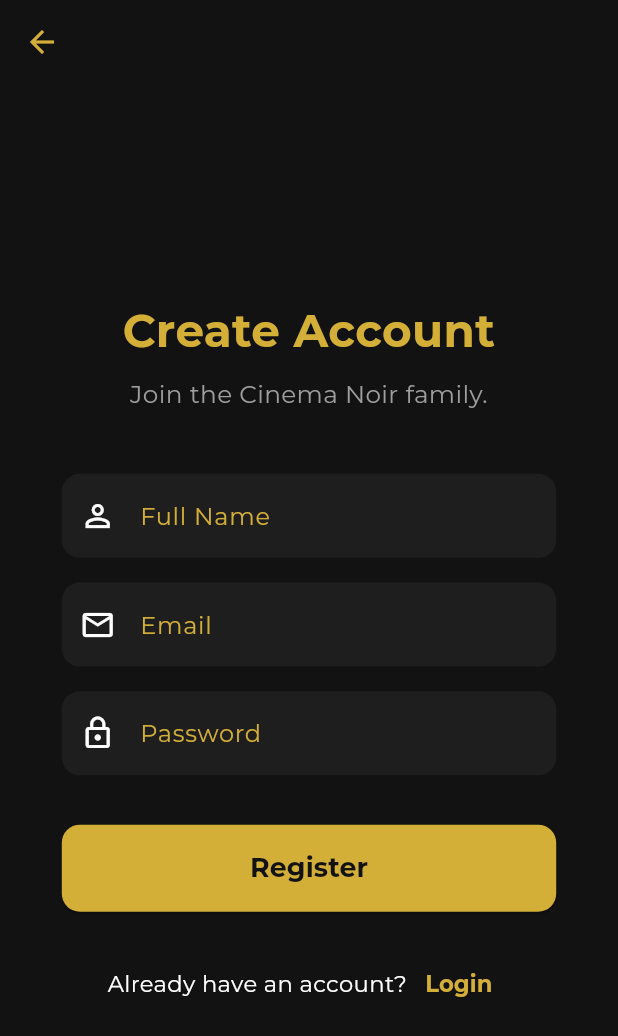
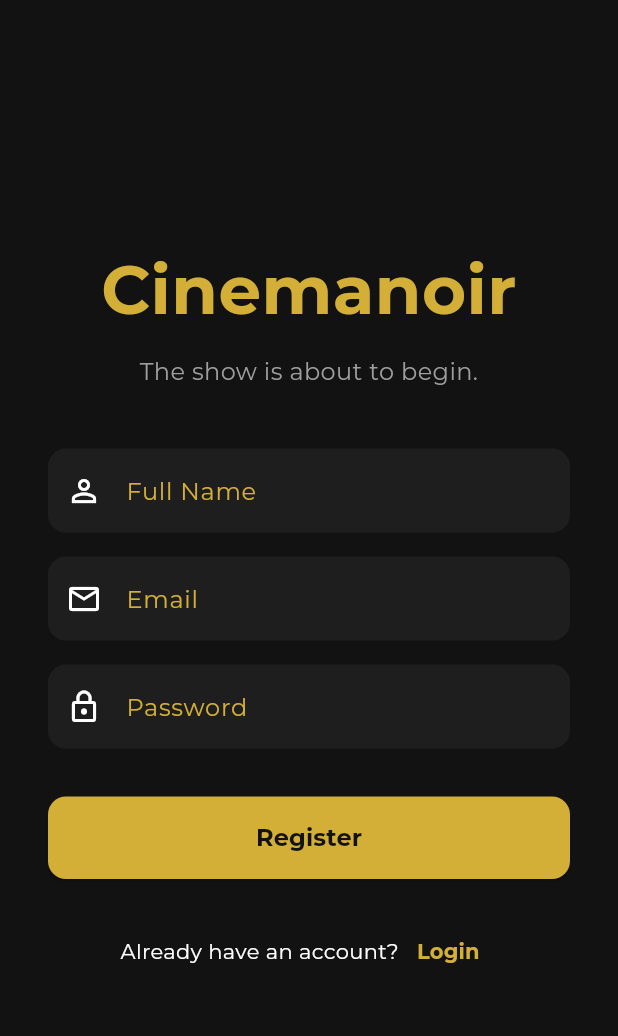
Before and after one commit to adalahruna/UAS-PBP-CINEMA-NOIR, a Flutter app: the screen it shows after launch, after a tap on "Login", after a tap on "Register Now", on a phone screen of 412 x 824 dp. Shown: the top 1036 px of the screen. Run offline on Flutter 3.47's test engine with Material 3 defaults, Android fonts, the phone set to English and light mode, and no system bars; our stand-ins replace animated_text_kit, bloc, cached_network_image, carousel_slider, cloud_firestore, dio and 8 more; missing offline and left inert: dart:html, dart:ui_web; accounts and stored records are empty.

Commit message:
lupa nambahin obscure text wak😅

```diff
--- a/lib/features/auth/presentation/pages/login_page.dart
+++ b/lib/features/auth/presentation/pages/login_page.dart
@@ -18,6 +18,20 @@
   final _emailController = TextEditingController();
   final _passwordController = TextEditingController();
   final _formKey = GlobalKey<FormState>();
+  bool _isPasswordObscured = true;
+  bool _showPasswordSuffix = false;
+
+  @override
+  void initState() {
+    super.initState();
+    _passwordController.addListener(() {
+      if (mounted) {
+        setState(() {
+          _showPasswordSuffix = _passwordController.text.isNotEmpty;
+        });
+      }
+    });
+  }
 
   @override
   void dispose() {
@@ -133,10 +147,24 @@
                     // --- PASSWORD FIELD ---
                     TextFormField(
                       controller: _passwordController,
-                      obscureText: true,
-                      decoration: const InputDecoration(
+                      obscureText: _isPasswordObscured,
+                      decoration: InputDecoration(
                         labelText: 'Password',
-                        prefixIcon: Icon(Icons.lock_outline),
+                        prefixIcon: const Icon(Icons.lock_outline),
+                        suffixIcon: _showPasswordSuffix
+                            ? IconButton(
+                                icon: Icon(
+                                  _isPasswordObscured
+                                      ? Icons.visibility_off_outlined
+                                      : Icons.visibility_outlined,
+                                ),
+                                onPressed: () {
+                                  setState(() {
+                                    _isPasswordObscured = !_isPasswordObscured;
+                                  });
+                                },
+                              )
+                            : null,
                       ),
                       validator: (value) {
                         if (value == null || value.isEmpty) {
--- a/lib/features/auth/presentation/pages/register_page.dart
+++ b/lib/features/auth/presentation/pages/register_page.dart
@@ -1,9 +1,8 @@
+// File: lib/features/auth/presentation/pages/register_page.dart
+
 import 'package:flutter/material.dart';
 import 'package:flutter_bloc/flutter_bloc.dart';
 import 'package:go_router/go_router.dart';
-import 'package:sizer/sizer.dart';
-
-// Import Cubit dan State
 import 'package:cinema_noir/features/auth/presentation/cubit/auth_cubit.dart';
 import 'package:cinema_noir/features/auth/presentation/cubit/auth_state.dart';
 import 'package:cinema_noir/core/constants/app_colors.dart';
@@ -18,8 +17,22 @@
 class _RegisterPageState extends State<RegisterPage> {
   final _emailController = TextEditingController();
   final _passwordController = TextEditingController();
-  final _nameController = TextEditingController(); // Field baru
+  final _nameController = TextEditingController();
   final _formKey = GlobalKey<FormState>();
+  bool _isPasswordObscured = true;
+  bool _showPasswordSuffix = false;
+
+  @override
+  void initState() {
+    super.initState();
+    _passwordController.addListener(() {
+      if (mounted) {
+        setState(() {
+          _showPasswordSuffix = _passwordController.text.isNotEmpty;
+        });
+      }
+    });
+  }
 
   @override
   void dispose() {
@@ -31,7 +44,6 @@
 
   void _register() {
     if (_formKey.currentState!.validate()) {
-      // Panggil fungsi register dari Cubit
       context.read<AuthCubit>().register(
             email: _emailController.text,
             password: _passwordController.text,
@@ -46,7 +58,6 @@
 
     return BlocListener<AuthCubit, AuthState>(
       listener: (context, state) {
-        // Logic listener ini SAMA PERSIS dengan LoginPage
         if (state is AuthLoading) {
           showDialog(
             context: context,
@@ -70,23 +81,21 @@
         }
 
         if (state is Authenticated) {
-          // GoRouter akan otomatis redirect ke Home,
-          // kita hanya perlu tutup dialog loading.
           if (ModalRoute.of(context)?.isCurrent != true) {
             Navigator.of(context, rootNavigator: true).pop();
           }
         }
       },
       child: Scaffold(
-        // Kita tambahkan AppBar agar bisa kembali ke Login
-        appBar: AppBar(
-          backgroundColor: Colors.transparent, // Transparan
-          elevation: 0,
-          iconTheme: IconThemeData(color: goldColor), // <-- INI YANG DIPERBAIKI
+        body: Center(
+          child: ConstrainedBox(
+            constraints: const BoxConstraints(
+              maxWidth: 500,
             ),
-        body: Center(
             child: SingleChildScrollView(
-            padding: EdgeInsets.symmetric(horizontal: 10.w),
+              padding: const EdgeInsets.symmetric(
+                horizontal: 32.0,
+              ),
               child: Form(
                 key: _formKey,
                 child: Column(
@@ -95,21 +104,22 @@
                   children: [
                     // --- JUDUL ---
                     Text(
-                    'Create Account',
+                      'Cinemanoir',
                       textAlign: TextAlign.center,
                       style: TextStyle(
-                      fontSize: 22.sp,
+                        fontSize: 45,
                         fontWeight: FontWeight.bold,
                         color: goldColor,
+                        height: 1.2,
                       ),
                     ),
-                  SizedBox(height: 1.h),
-                  Text(
-                    'Join the Cinema Noir family.',
+                    const SizedBox(height: 16.0),
+                    const Text(
+                      'The show is about to begin.',
                       textAlign: TextAlign.center,
-                    style: TextStyle(fontSize: 12.sp, color: Colors.grey),
+                      style: TextStyle(fontSize: 16, color: Colors.grey),
                     ),
-                  SizedBox(height: 5.h),
+                    const SizedBox(height: 40.0),
 
                     // --- FULL NAME FIELD ---
                     TextFormField(
@@ -126,7 +136,7 @@
                         return null;
                       },
                     ),
-                  SizedBox(height: 2.h),
+                    const SizedBox(height: 16.0),
 
                     // --- EMAIL FIELD ---
                     TextFormField(
@@ -146,15 +156,29 @@
                         return null;
                       },
                     ),
-                  SizedBox(height: 2.h),
+                    const SizedBox(height: 16.0),
 
                     // --- PASSWORD FIELD ---
                     TextFormField(
                       controller: _passwordController,
-                    obscureText: true,
-                    decoration: const InputDecoration(
+                      obscureText: _isPasswordObscured,
+                      decoration: InputDecoration(
                         labelText: 'Password',
-                      prefixIcon: Icon(Icons.lock_outline),
+                        prefixIcon: const Icon(Icons.lock_outline),
+                        suffixIcon: _showPasswordSuffix
+                            ? IconButton(
+                                icon: Icon(
+                                  _isPasswordObscured
+                                      ? Icons.visibility_off_outlined
+                                      : Icons.visibility_outlined,
+                                ),
+                                onPressed: () {
+                                  setState(() {
+                                    _isPasswordObscured = !_isPasswordObscured;
+                                  });
+                                },
+                              )
+                            : null,
                       ),
                       validator: (value) {
                         if (value == null || value.isEmpty) {
@@ -166,38 +190,38 @@
                         return null;
                       },
                     ),
-                  SizedBox(height: 4.h),
+                    const SizedBox(height: 32.0),
 
                     // --- REGISTER BUTTON ---
                     ElevatedButton(
                       onPressed: _register,
-                    child: Text(
+                      child: const Text(
                         'Register',
                         style: TextStyle(
-                        fontSize: 13.sp,
+                          fontSize: 16,
                           fontWeight: FontWeight.bold,
                         ),
                       ),
                     ),
-                  SizedBox(height: 3.h),
+                    const SizedBox(height: 24.0),
 
                     // --- LINK KEMBALI KE LOGIN ---
-                  Row(
-                    mainAxisAlignment: MainAxisAlignment.center,
+                    Wrap(
+                      alignment: WrapAlignment.center,
+                      crossAxisAlignment: WrapCrossAlignment.center,
                       children: [
-                      Text(
+                        const Text(
                           "Already have an account?",
-                        style: TextStyle(fontSize: 11.sp),
+                          style: TextStyle(fontSize: 14),
                         ),
                         TextButton(
                           onPressed: () {
-                          // Kembali ke halaman login
                             context.pop();
                           },
                           child: Text(
                             'Login',
                             style: TextStyle(
-                            fontSize: 11.sp,
+                              fontSize: 14,
                               color: goldColor,
                               fontWeight: FontWeight.bold,
                             ),
@@ -211,6 +235,7 @@
             ),
           ),
         ),
+      ),
     );
   }
 }
```
Lines whose indentation alone changed are shown as unchanged.
